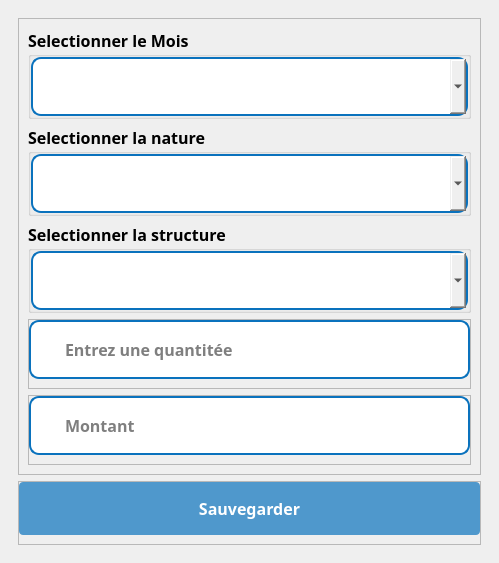
Old version of the form ui/versementMesse/versemetMesse.ui in the repository IDRISSHACKER/getdiocese.
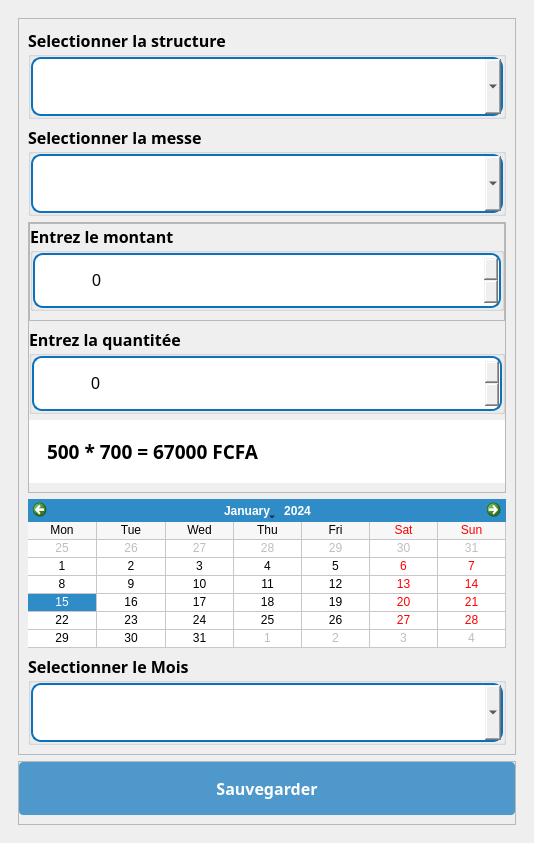
New version of the form. Icons and pictures are not drawn.

```diff
--- a/ui/versementMesse/versemetMesse.ui
+++ b/ui/versementMesse/versemetMesse.ui
@@ -6,8 +6,8 @@
    <rect>
     <x>0</x>
     <y>0</y>
-    <width>499</width>
-    <height>528</height>
+    <width>534</width>
+    <height>826</height>
    </rect>
   </property>
   <property name="windowTitle">
@@ -65,111 +65,6 @@
                <enum>QFrame::Raised</enum>
               </property>
               <layout class="QVBoxLayout" name="verticalLayout_5">
-               <item>
-                <widget class="QGroupBox" name="groupBox_2">
-                 <property name="font">
-                  <font>
-                   <family>GeForce</family>
-                   <pointsize>12</pointsize>
-                   <weight>75</weight>
-                   <bold>true</bold>
-                  </font>
-                 </property>
-                 <property name="title">
-                  <string>Selectionner le Mois</string>
-                 </property>
-                 <layout class="QVBoxLayout" name="verticalLayout_7">
-                  <property name="spacing">
-                   <number>0</number>
-                  </property>
-                  <property name="leftMargin">
-                   <number>0</number>
-                  </property>
-                  <property name="topMargin">
-                   <number>0</number>
-                  </property>
-                  <property name="rightMargin">
-                   <number>0</number>
-                  </property>
-                  <property name="bottomMargin">
-                   <number>0</number>
-                  </property>
-                  <item>
-                   <widget class="QFrame" name="input_3">
-                    <property name="styleSheet">
-                     <string notr="true">#input_3{
-	background:white;
-	border-radius:10px;
-	border:2px  solid rgb(10, 114, 189);
-}
-
-#mois{
-	border: none;
-}</string>
-                    </property>
-                    <property name="frameShape">
-                     <enum>QFrame::StyledPanel</enum>
-                    </property>
-                    <property name="frameShadow">
-                     <enum>QFrame::Raised</enum>
-                    </property>
-                    <layout class="QHBoxLayout" name="horizontalLayout_3">
-                     <property name="spacing">
-                      <number>0</number>
-                     </property>
-                     <property name="leftMargin">
-                      <number>10</number>
-                     </property>
-                     <property name="topMargin">
-                      <number>0</number>
-                     </property>
-                     <property name="rightMargin">
-                      <number>0</number>
-                     </property>
-                     <property name="bottomMargin">
-                      <number>0</number>
-                     </property>
-                     <item>
-                      <widget class="QLabel" name="label_6">
-                       <property name="maximumSize">
-                        <size>
-                         <width>30</width>
-                         <height>30</height>
-                        </size>
-                       </property>
-                       <property name="text">
-                        <string/>
-                       </property>
-                       <property name="pixmap">
-                        <pixmap>../../static/asset/icons/blue/calendar.svg</pixmap>
-                       </property>
-                       <property name="scaledContents">
-                        <bool>true</bool>
-                       </property>
-                      </widget>
-                     </item>
-                     <item>
-                      <widget class="QComboBox" name="mois">
-                       <property name="font">
-                        <font>
-                         <family>GeForce</family>
-                         <pointsize>12</pointsize>
-                         <weight>50</weight>
-                         <bold>false</bold>
-                        </font>
-                       </property>
-                       <property name="styleSheet">
-                        <string notr="true">padding:15px;
-border-radius:10px</string>
-                       </property>
-                      </widget>
-                     </item>
-                    </layout>
-                   </widget>
-                  </item>
-                 </layout>
-                </widget>
-               </item>
                <item>
                 <widget class="QGroupBox" name="groupBox_3">
                  <property name="font">
@@ -181,7 +76,7 @@
                   </font>
                  </property>
                  <property name="title">
-                  <string>Selectionner la nature</string>
+                  <string>Selectionner la structure</string>
                  </property>
                  <layout class="QVBoxLayout" name="verticalLayout_8">
                   <property name="spacing">
@@ -246,7 +141,7 @@
                         <string/>
                        </property>
                        <property name="pixmap">
-                        <pixmap>../../static/asset/icons/blue/tag.svg</pixmap>
+                        <pixmap>../../static/asset/icons/blue/box.svg</pixmap>
                        </property>
                        <property name="scaledContents">
                         <bool>true</bool>
@@ -254,7 +149,7 @@
                       </widget>
                      </item>
                      <item>
-                      <widget class="QComboBox" name="nature">
+                      <widget class="QComboBox" name="structure">
                        <property name="font">
                         <font>
                          <family>GeForce</family>
@@ -286,7 +181,7 @@
                   </font>
                  </property>
                  <property name="title">
-                  <string>Selectionner la structure</string>
+                  <string>Selectionner la messe</string>
                  </property>
                  <layout class="QVBoxLayout" name="verticalLayout_12">
                   <property name="spacing">
@@ -305,9 +200,9 @@
                    <number>0</number>
                   </property>
                   <item>
-                   <widget class="QFrame" name="structure">
+                   <widget class="QFrame" name="input_7">
                     <property name="styleSheet">
-                     <string notr="true">#structure{
+                     <string notr="true">#input_7{
 	background:white;
 	border-radius:10px;
 	border:2px  solid rgb(10, 114, 189);
@@ -323,7 +218,7 @@
                     <property name="frameShadow">
                      <enum>QFrame::Raised</enum>
                     </property>
-                    <layout class="QHBoxLayout" name="horizontalLayout_7">
+                    <layout class="QHBoxLayout" name="horizontalLayout_5">
                      <property name="spacing">
                       <number>0</number>
                      </property>
@@ -351,7 +246,7 @@
                         <string/>
                        </property>
                        <property name="pixmap">
-                        <pixmap>../../static/asset/icons/blue/home.svg</pixmap>
+                        <pixmap>../../static/asset/icons/blue/check-circle.svg</pixmap>
                        </property>
                        <property name="scaledContents">
                         <bool>true</bool>
@@ -359,7 +254,7 @@
                       </widget>
                      </item>
                      <item>
-                      <widget class="QComboBox" name="structureContent">
+                      <widget class="QComboBox" name="casuel">
                        <property name="font">
                         <font>
                          <family>GeForce</family>
@@ -405,17 +300,9 @@
                    <number>9</number>
                   </property>
                   <item>
-                   <widget class="QFrame" name="input_4">
+                   <widget class="QFrame" name="frame_7">
                     <property name="styleSheet">
-                     <string notr="true">#input_4{
-	background:white;
-	border-radius:10px;
-	border:2px  solid rgb(10, 114, 189);
-}
-
-#lineEdit_4{
-	border: none;
-}</string>
+                     <string notr="true"/>
                     </property>
                     <property name="frameShape">
                      <enum>QFrame::StyledPanel</enum>
@@ -423,12 +310,9 @@
                     <property name="frameShadow">
                      <enum>QFrame::Raised</enum>
                     </property>
-                    <layout class="QHBoxLayout" name="horizontalLayout_5">
-                     <property name="spacing">
-                      <number>0</number>
-                     </property>
+                    <layout class="QVBoxLayout" name="verticalLayout_11">
                      <property name="leftMargin">
-                      <number>10</number>
+                      <number>0</number>
                      </property>
                      <property name="topMargin">
                       <number>0</number>
@@ -437,29 +321,10 @@
                       <number>0</number>
                      </property>
                      <property name="bottomMargin">
-                      <number>0</number>
+                      <number>9</number>
                      </property>
                      <item>
-                      <widget class="QLabel" name="label_8">
-                       <property name="maximumSize">
-                        <size>
-                         <width>30</width>
-                         <height>30</height>
-                        </size>
-                       </property>
-                       <property name="text">
-                        <string/>
-                       </property>
-                       <property name="pixmap">
-                        <pixmap>../../static/asset/icons/blue/book.svg</pixmap>
-                       </property>
-                       <property name="scaledContents">
-                        <bool>true</bool>
-                       </property>
-                      </widget>
-                     </item>
-                     <item>
-                      <widget class="QLineEdit" name="qtt">
+                      <widget class="QGroupBox" name="groupBox_6">
                        <property name="font">
                         <font>
                          <family>GeForce</family>
@@ -468,13 +333,231 @@
                          <bold>true</bold>
                         </font>
                        </property>
+                       <property name="title">
+                        <string>Entrez le montant</string>
+                       </property>
+                       <layout class="QVBoxLayout" name="verticalLayout_14">
+                        <property name="spacing">
+                         <number>0</number>
+                        </property>
+                        <property name="leftMargin">
+                         <number>0</number>
+                        </property>
+                        <property name="topMargin">
+                         <number>0</number>
+                        </property>
+                        <property name="rightMargin">
+                         <number>0</number>
+                        </property>
+                        <property name="bottomMargin">
+                         <number>0</number>
+                        </property>
+                        <item>
+                         <widget class="QFrame" name="input_9">
+                          <property name="styleSheet">
+                           <string notr="true">#input_9{
+	background:white;
+	border-radius:10px;
+	border:2px  solid rgb(10, 114, 189);
+}
+
+#nature{
+	border: none;
+}</string>
+                          </property>
+                          <property name="frameShape">
+                           <enum>QFrame::StyledPanel</enum>
+                          </property>
+                          <property name="frameShadow">
+                           <enum>QFrame::Raised</enum>
+                          </property>
+                          <layout class="QHBoxLayout" name="horizontalLayout_8">
+                           <property name="spacing">
+                            <number>0</number>
+                           </property>
+                           <property name="leftMargin">
+                            <number>10</number>
+                           </property>
+                           <property name="topMargin">
+                            <number>0</number>
+                           </property>
+                           <property name="rightMargin">
+                            <number>0</number>
+                           </property>
+                           <property name="bottomMargin">
+                            <number>0</number>
+                           </property>
+                           <item>
+                            <widget class="QLabel" name="ico_4">
+                             <property name="maximumSize">
+                              <size>
+                               <width>30</width>
+                               <height>30</height>
+                              </size>
+                             </property>
+                             <property name="text">
+                              <string/>
+                             </property>
+                             <property name="pixmap">
+                              <pixmap>../../static/asset/icons/blue/dollar-sign.svg</pixmap>
+                             </property>
+                             <property name="scaledContents">
+                              <bool>true</bool>
+                             </property>
+                            </widget>
+                           </item>
+                           <item>
+                            <widget class="QSpinBox" name="montant">
+                             <property name="font">
+                              <font>
+                               <pointsize>12</pointsize>
+                              </font>
+                             </property>
+                             <property name="styleSheet">
+                              <string notr="true">padding:15px;
+border-radius:10px</string>
+                             </property>
+                             <property name="maximum">
+                              <number>999999999</number>
+                             </property>
+                            </widget>
+                           </item>
+                          </layout>
+                         </widget>
+                        </item>
+                       </layout>
+                      </widget>
+                     </item>
+                    </layout>
+                   </widget>
+                  </item>
+                  <item>
+                   <widget class="QGroupBox" name="groupBox_5">
+                    <property name="font">
+                     <font>
+                      <family>GeForce</family>
+                      <pointsize>12</pointsize>
+                      <weight>75</weight>
+                      <bold>true</bold>
+                     </font>
+                    </property>
+                    <property name="title">
+                     <string>Entrez la quantitée</string>
+                    </property>
+                    <layout class="QVBoxLayout" name="verticalLayout_13">
+                     <property name="spacing">
+                      <number>0</number>
+                     </property>
+                     <property name="leftMargin">
+                      <number>0</number>
+                     </property>
+                     <property name="topMargin">
+                      <number>0</number>
+                     </property>
+                     <property name="rightMargin">
+                      <number>0</number>
+                     </property>
+                     <property name="bottomMargin">
+                      <number>0</number>
+                     </property>
+                     <item>
+                      <widget class="QFrame" name="input_8">
                        <property name="styleSheet">
-                        <string notr="true">padding:15px;
+                        <string notr="true">#input_8{
+	background:white;
+	border-radius:10px;
+	border:2px  solid rgb(10, 114, 189);
+}
+
+#nature{
+	border: none;
+}</string>
+                       </property>
+                       <property name="frameShape">
+                        <enum>QFrame::StyledPanel</enum>
+                       </property>
+                       <property name="frameShadow">
+                        <enum>QFrame::Raised</enum>
+                       </property>
+                       <layout class="QHBoxLayout" name="horizontalLayout_7">
+                        <property name="spacing">
+                         <number>0</number>
+                        </property>
+                        <property name="leftMargin">
+                         <number>10</number>
+                        </property>
+                        <property name="topMargin">
+                         <number>0</number>
+                        </property>
+                        <property name="rightMargin">
+                         <number>0</number>
+                        </property>
+                        <property name="bottomMargin">
+                         <number>0</number>
+                        </property>
+                        <item>
+                         <widget class="QLabel" name="ico_3">
+                          <property name="maximumSize">
+                           <size>
+                            <width>30</width>
+                            <height>30</height>
+                           </size>
+                          </property>
+                          <property name="text">
+                           <string/>
+                          </property>
+                          <property name="pixmap">
+                           <pixmap>../../static/asset/icons/blue/check-circle.svg</pixmap>
+                          </property>
+                          <property name="scaledContents">
+                           <bool>true</bool>
+                          </property>
+                         </widget>
+                        </item>
+                        <item>
+                         <widget class="QSpinBox" name="qtt">
+                          <property name="font">
+                           <font>
+                            <pointsize>12</pointsize>
+                           </font>
+                          </property>
+                          <property name="styleSheet">
+                           <string notr="true">padding:15px;
 border-radius:10px</string>
-                       </property>
-                       <property name="placeholderText">
-                        <string>Entrez une quantitée</string>
-                       </property>
+                          </property>
+                         </widget>
+                        </item>
+                       </layout>
+                      </widget>
+                     </item>
+                    </layout>
+                   </widget>
+                  </item>
+                  <item>
+                   <widget class="QWidget" name="widget_4" native="true">
+                    <property name="styleSheet">
+                     <string notr="true">background-color: rgb(255, 255, 255);</string>
+                    </property>
+                    <layout class="QVBoxLayout" name="verticalLayout_15">
+                     <item>
+                      <widget class="QWidget" name="widget_5" native="true">
+                       <layout class="QVBoxLayout" name="verticalLayout_6">
+                        <item>
+                         <widget class="QLabel" name="preview">
+                          <property name="font">
+                           <font>
+                            <family>GeForce</family>
+                            <pointsize>14</pointsize>
+                            <weight>75</weight>
+                            <bold>true</bold>
+                           </font>
+                          </property>
+                          <property name="text">
+                           <string>500 * 700 = 67000 FCFA</string>
+                          </property>
+                         </widget>
+                        </item>
+                       </layout>
                       </widget>
                      </item>
                     </layout>
@@ -484,17 +567,45 @@
                 </widget>
                </item>
                <item>
-                <widget class="QFrame" name="frame_7">
-                 <property name="styleSheet">
-                  <string notr="true"/>
+                <widget class="QCalendarWidget" name="calandar">
+                 <property name="focusPolicy">
+                  <enum>Qt::NoFocus</enum>
                  </property>
-                 <property name="frameShape">
-                  <enum>QFrame::StyledPanel</enum>
+                 <property name="minimumDate">
+                  <date>
+                   <year>2021</year>
+                   <month>2</month>
+                   <day>9</day>
+                  </date>
                  </property>
-                 <property name="frameShadow">
-                  <enum>QFrame::Raised</enum>
+                 <property name="gridVisible">
+                  <bool>true</bool>
                  </property>
-                 <layout class="QVBoxLayout" name="verticalLayout_11">
+                 <property name="horizontalHeaderFormat">
+                  <enum>QCalendarWidget::ShortDayNames</enum>
+                 </property>
+                 <property name="verticalHeaderFormat">
+                  <enum>QCalendarWidget::NoVerticalHeader</enum>
+                 </property>
+                </widget>
+               </item>
+               <item>
+                <widget class="QGroupBox" name="groupBox_2">
+                 <property name="font">
+                  <font>
+                   <family>GeForce</family>
+                   <pointsize>12</pointsize>
+                   <weight>75</weight>
+                   <bold>true</bold>
+                  </font>
+                 </property>
+                 <property name="title">
+                  <string>Selectionner le Mois</string>
+                 </property>
+                 <layout class="QVBoxLayout" name="verticalLayout_7">
+                  <property name="spacing">
+                   <number>0</number>
+                  </property>
                   <property name="leftMargin">
                    <number>0</number>
                   </property>
@@ -505,18 +616,18 @@
                    <number>0</number>
                   </property>
                   <property name="bottomMargin">
-                   <number>9</number>
+                   <number>0</number>
                   </property>
                   <item>
-                   <widget class="QFrame" name="input_5">
+                   <widget class="QFrame" name="input_3">
                     <property name="styleSheet">
-                     <string notr="true">#input_5{
+                     <string notr="true">#input_3{
 	background:white;
 	border-radius:10px;
 	border:2px  solid rgb(10, 114, 189);
 }
 
-#lineEdit_2{
+#mois{
 	border: none;
 }</string>
                     </property>
@@ -526,7 +637,7 @@
                     <property name="frameShadow">
                      <enum>QFrame::Raised</enum>
                     </property>
-                    <layout class="QHBoxLayout" name="horizontalLayout_6">
+                    <layout class="QHBoxLayout" name="horizontalLayout_3">
                      <property name="spacing">
                       <number>0</number>
                      </property>
@@ -543,7 +654,7 @@
                       <number>0</number>
                      </property>
                      <item>
-                      <widget class="QLabel" name="label_9">
+                      <widget class="QLabel" name="label_6">
                        <property name="maximumSize">
                         <size>
                          <width>30</width>
@@ -554,7 +665,7 @@
                         <string/>
                        </property>
                        <property name="pixmap">
-                        <pixmap>../../static/asset/icons/blue/credit-card.svg</pixmap>
+                        <pixmap>../../static/asset/icons/blue/calendar.svg</pixmap>
                        </property>
                        <property name="scaledContents">
                         <bool>true</bool>
@@ -562,25 +673,19 @@
                       </widget>
                      </item>
                      <item>
-                      <widget class="QLineEdit" name="montant">
+                      <widget class="QComboBox" name="mois">
                        <property name="font">
                         <font>
                          <family>GeForce</family>
                          <pointsize>12</pointsize>
-                         <weight>75</weight>
-                         <bold>true</bold>
+                         <weight>50</weight>
+                         <bold>false</bold>
                         </font>
                        </property>
                        <property name="styleSheet">
                         <string notr="true">padding:15px;
 border-radius:10px</string>
                        </property>
-                       <property name="readOnly">
-                        <bool>true</bool>
-                       </property>
-                       <property name="placeholderText">
-                        <string>Montant</string>
-                       </property>
                       </widget>
                      </item>
                     </layout>
@@ -611,7 +716,7 @@
                 <number>0</number>
                </property>
                <item>
-                <widget class="QPushButton" name="saveElement">
+                <widget class="QPushButton" name="saveVersement">
                  <property name="font">
                   <font>
                    <family>GeForce</family>
@@ -624,14 +729,14 @@
                   <cursorShape>PointingHandCursor</cursorShape>
                  </property>
                  <property name="styleSheet">
-                  <string notr="true">#saveElement{
+                  <string notr="true">#saveVersement{
 	background: rgb(10, 114, 189, 0.7);
 	color: rgb(255, 255, 255);
 	border-radius:4px;
 	padding: 15px
 }
 
-#saveElement:hover{
+#saveVersement:hover{
 	background: rgb(10, 114, 189, 1);
 	border-radius:4px
 }
```
